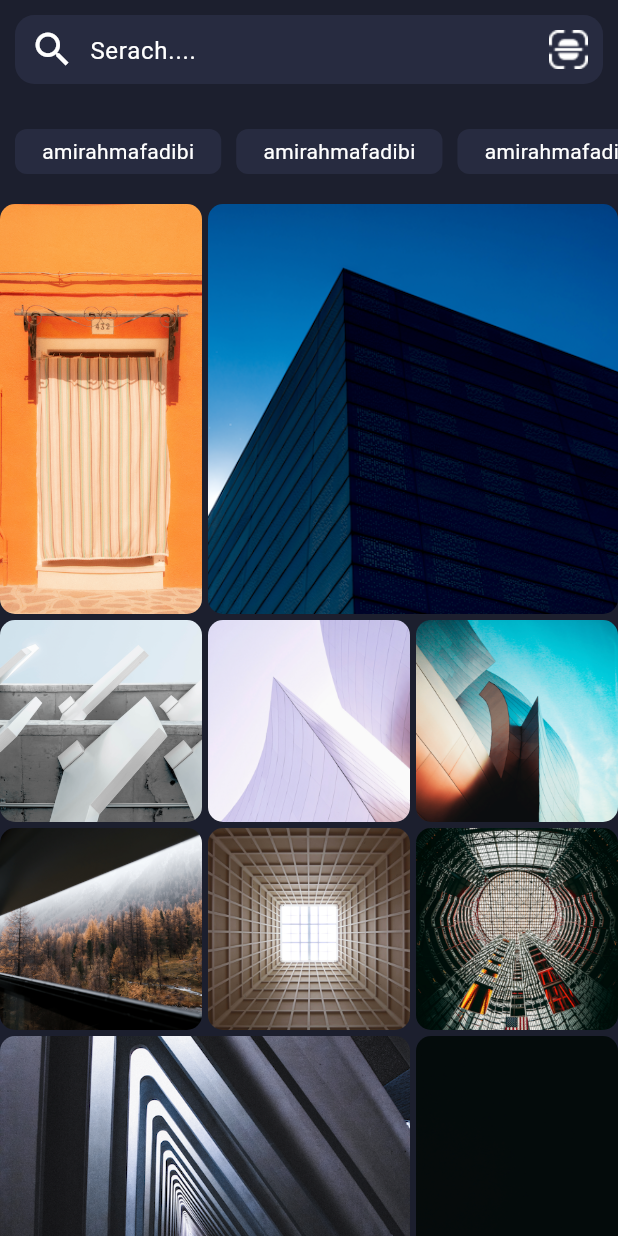
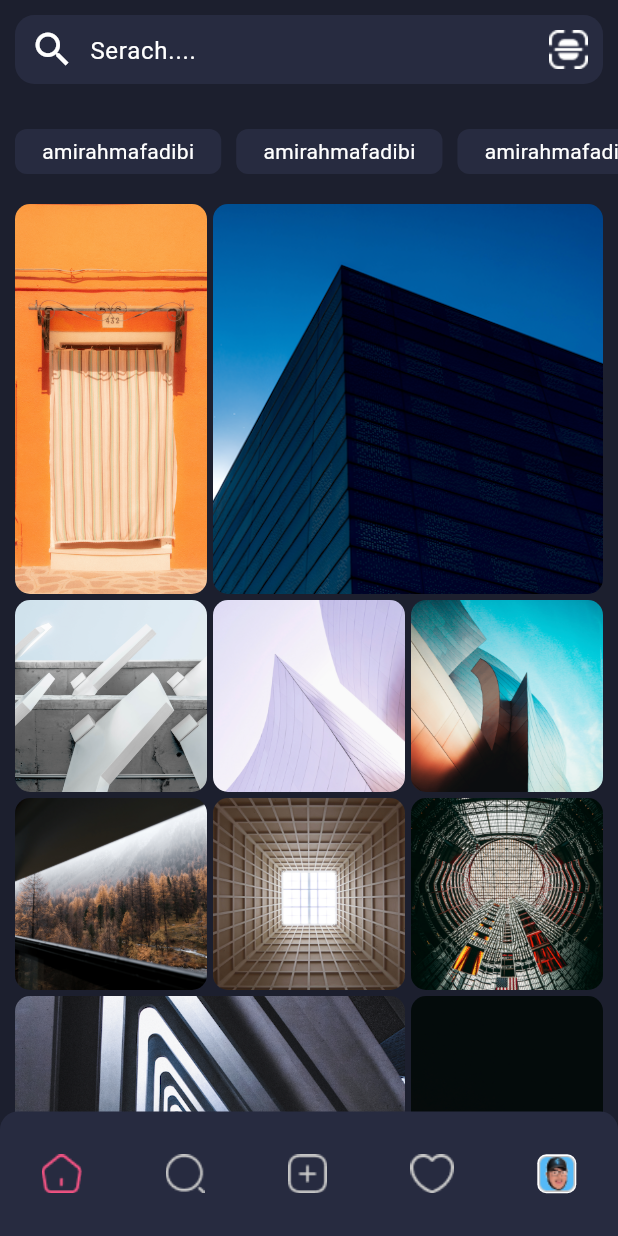
Before and after one commit to mahdiramezanii/instagram-app-flutter, a Flutter app: the ExploreScrean screen opened directly, on a phone screen of 412 x 824 dp. Run offline on Flutter 3.47's test engine with Material 3 defaults, Android fonts, the phone set to English and light mode, and no system bars; our stand-ins replace hexcolor.

Commit message:
complated explore

```diff
--- a/lib/screan/explore.dart
+++ b/lib/screan/explore.dart
@@ -7,10 +7,75 @@ class ExploreScrean extends StatelessWidget {
     return Scaffold(
       backgroundColor: Color(0xff1C1F2E),
       body: SafeArea(
-        child: Column(
-          crossAxisAlignment: CrossAxisAlignment.stretch,
-          children: [
+        child: CustomScrollView(
+          slivers: [
+            SliverToBoxAdapter(
+              child: serchBox(),
+            ),
+            SliverToBoxAdapter(
+              child: tag_list(),
+            ),
+            SliverPadding(
+              padding: EdgeInsets.symmetric(
+                horizontal: 10,
+              ),
+              sliver: content(),
+            ),
+          ],
+        ),
+      ),
+      bottomNavigationBar: Container(
+        height: 83,
+        decoration: BoxDecoration(
+            color: Color.fromRGBO(39, 43, 64, 1),
+            borderRadius: BorderRadius.only(
+                topLeft: Radius.circular(12), topRight: Radius.circular(12))),
+        child: Row(mainAxisAlignment: MainAxisAlignment.spaceAround, children: [
+          Image(
+            image: AssetImage("assets/images/b1.png"),
+          ),
+          GestureDetector(
+            onTap: () {
+              Navigator.of(context).push(MaterialPageRoute(builder: (context) {
+                return ExploreScrean();
+              }));
+            },
+            child: Image(
+              image: AssetImage("assets/images/b2.png"),
+            ),
+          ),
+          Image(
+            image: AssetImage("assets/images/b3.png"),
+          ),
+          Image(
+            image: AssetImage("assets/images/b4.png"),
+          ),
           Container(
+            width: 26,
+            height: 26,
+            decoration: BoxDecoration(
+                borderRadius: BorderRadius.circular(6), color: Colors.white),
+            child: Padding(
+              padding: const EdgeInsets.all(1),
+              child: Container(
+                width: 22,
+                height: 22,
+                decoration: BoxDecoration(
+                  borderRadius: BorderRadius.circular(6),
+                ),
+                child: Image(
+                  image: AssetImage("assets/images/b5.png"),
+                ),
+              ),
+            ),
+          )
+        ]),
+      ),
+    );
+  }
+
+  Widget serchBox() {
+    return Container(
       margin: EdgeInsets.all(10),
       width: 394,
       height: 46,
@@ -46,8 +111,11 @@ class ExploreScrean extends StatelessWidget {
           ),
         ],
       ),
-            ),
-            Container(
+    );
+  }
+
+  Widget tag_list() {
+    return Container(
       margin: EdgeInsets.only(bottom: 20, top: 20),
       height: 30,
       width: 60,
@@ -63,8 +131,8 @@ class ExploreScrean extends StatelessWidget {
             ),
             child: Center(
               child: Padding(
-                        padding: const EdgeInsets.symmetric(
-                            horizontal: 18, vertical: 3),
+                padding:
+                    const EdgeInsets.symmetric(horizontal: 18, vertical: 3),
                 child: Text(
                   "amirahmafadibi",
                   textAlign: TextAlign.center,
@@ -75,28 +143,12 @@ class ExploreScrean extends StatelessWidget {
           );
         },
       ),
-            ),
-            Expanded(
-              child: RefreshIndicator(
-                onRefresh: () async {
-                  print("object");
-                },
-                child: GridView.custom(
-                  gridDelegate: SliverQuiltedGridDelegate(
-                    crossAxisCount: 3,
-                    mainAxisSpacing: 4,
-                    crossAxisSpacing: 4,
-                    repeatPattern: QuiltedGridRepeatPattern.inverted,
-                    pattern: [
-                      QuiltedGridTile(2, 1),
-                      QuiltedGridTile(2, 2),
-                      QuiltedGridTile(1, 1),
-                      QuiltedGridTile(1, 1),
-                      QuiltedGridTile(1, 1),
-                    ],
-                  ),
-                  childrenDelegate:
-                      SliverChildBuilderDelegate((context, index) {
+    );
+  }
+
+  Widget content() {
+    return SliverGrid(
+      delegate: SliverChildBuilderDelegate((context, index) {
         return Container(
           decoration: BoxDecoration(
             borderRadius: BorderRadius.circular(10),
@@ -113,11 +165,18 @@ class ExploreScrean extends StatelessWidget {
           ),
         );
       }, childCount: 10),
-                ),
-              ),
-            )
+      gridDelegate: SliverQuiltedGridDelegate(
+        crossAxisCount: 3,
+        mainAxisSpacing: 4,
+        crossAxisSpacing: 4,
+        repeatPattern: QuiltedGridRepeatPattern.inverted,
+        pattern: [
+          QuiltedGridTile(2, 1),
+          QuiltedGridTile(2, 2),
+          QuiltedGridTile(1, 1),
+          QuiltedGridTile(1, 1),
+          QuiltedGridTile(1, 1),
         ],
-        ),
       ),
     );
   }
```
Lines whose indentation alone changed are shown as unchanged.
